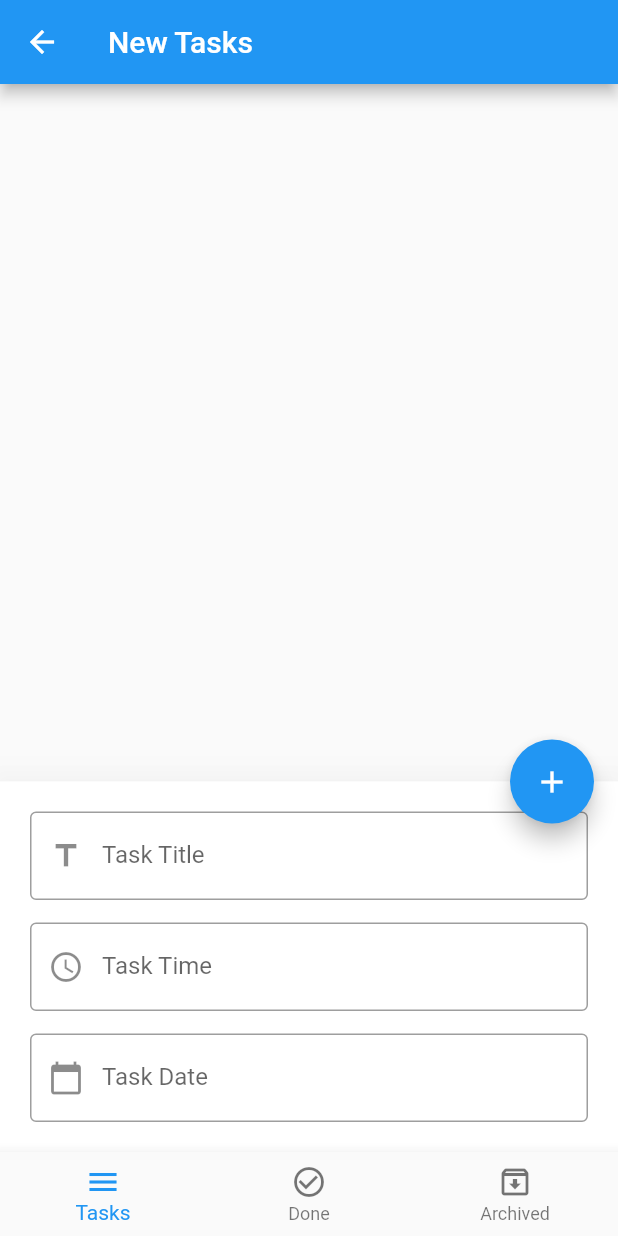
After one commit to HeshamAlads/udemy_flutter, a Flutter app: the screen it shows after launch, after a tap on the "edit" icon, on a phone screen of 412 x 824 dp. The commit adds this screen. Run offline on Flutter 3.47's test engine with Material 2 defaults, Android fonts, the phone set to English and light mode, and no system bars; our stand-ins replace bloc, conditional_builder_null_safety, flutter_bloc, sqflite; accounts and stored records are empty.

Commit message:
legion 5 pro commit

```diff
--- /dev/null
+++ b/lib/layout/home_layout.dart
@@ -0,0 +1,218 @@
+import 'package:conditional_builder_null_safety/conditional_builder_null_safety.dart';
+import 'package:flutter/material.dart';
+import 'package:flutter_bloc/flutter_bloc.dart';
+import 'package:intl/intl.dart';
+import 'package:udemy_flutter/shared/components/components.dart';
+import 'package:udemy_flutter/shared/cubit/cubit.dart';
+import 'package:udemy_flutter/shared/cubit/states.dart';
+
+// 1. create database
+// 2. create tables
+// 3. open database (create object)
+// 4. insert to database
+// 5. get from database
+// 6. update in database
+// 7. delete from database
+
+class HomeLayout extends StatefulWidget {
+  const HomeLayout({super.key});
+
+  @override
+  State<HomeLayout> createState() => _HomeLayoutState();
+}
+
+class _HomeLayoutState extends State<HomeLayout> {
+  var scaffoldKey = GlobalKey<ScaffoldState>();
+
+  var formKey = GlobalKey<FormState>();
+
+  var titleController = TextEditingController();
+
+  var timeController = TextEditingController();
+
+  var dateController = TextEditingController();
+
+  @override
+  Widget build(BuildContext context) {
+    return BlocProvider(
+      create: (BuildContext context) => AppCubit()..createDatabase(),
+      child: BlocConsumer<AppCubit, AppStates>(
+        listener: (BuildContext context, AppStates state) {
+          if (state is AppInsertDatabaseState) {
+            Navigator.pop(context);
+          }
+        },
+        builder: (BuildContext context, AppStates state) {
+          AppCubit cubit = AppCubit.get(context);
+
+          return Scaffold(
+            key: scaffoldKey,
+            appBar: AppBar(
+              title: Text(
+                cubit.titleTasks[cubit.currentIndex],
+              ),
+            ),
+            body: ConditionalBuilder(
+              condition: state is! AppGetDatabaseLoadingState,
+              builder: (context) => cubit.screens[cubit.currentIndex],
+              fallback: (context) =>
+                  const Center(child: CircularProgressIndicator()),
+            ),
+            floatingActionButton: FloatingActionButton(
+              onPressed: () {
+                if (cubit.isBottomSheetShown) {
+                  if (formKey.currentState!.validate()) {
+                    cubit.insertToDatabase(
+                      title: titleController.text,
+                      time: timeController.text,
+                      date: dateController.text,
+                    );
+                  }
+                } else {
+                  scaffoldKey.currentState!
+                      .showBottomSheet(
+                        elevation: 25.0,
+                        (context) => Container(
+                          color: Colors.white,
+                          padding: const EdgeInsets.all(
+                            20.0,
+                          ),
+                          child: Form(
+                            key: formKey,
+                            // autovalidateMode: AutovalidateMode.onUserInteraction,
+                            child: Column(
+                              mainAxisSize: MainAxisSize.min,
+                              children: [
+                                Components.defaultFormField(
+                                  controller: titleController,
+                                  type: TextInputType.text,
+                                  onTap: () {
+                                    ///////////////// المحاضره رقم 89 دقيقة 00:00 ///////////////////////////////////////////////////
+                                    titleController;
+                                    // return null;
+                                  },
+                                  validate: (String value) {
+                                    if (value.isEmpty) {
+                                      return 'Title can\'t be empty';
+                                    }
+                                  },
+                                  label: 'Task Title',
+                                  hint: 'Task Title',
+                                  prefix: Icons.title,
+                                ),
+                                const SizedBox(
+                                  height: 15.0,
+                                ),
+                                Components.defaultFormField(
+                                  controller: timeController,
+                                  type: TextInputType.text,
+                                  onTap: () {
+                                    showTimePicker(
+                                      context: context,
+                                      initialTime: TimeOfDay.now(),
+                                    ).then((value) {
+                                      timeController.text =
+                                          value!.format(context).toString();
+                                      debugPrint(
+                                          value.format(context).toString());
+                                    });
+                                  },
+                                  validate: (String value) {
+                                    if (value.isEmpty) {
+                                      return 'Time can\'t be empty';
+                                    }
+                                  },
+                                  label: 'Task Time',
+                                  hint: 'Task Time',
+                                  prefix: Icons.watch_later_outlined,
+                                ),
+                                const SizedBox(
+                                  height: 15.0,
+                                ),
+                                Components.defaultFormField(
+                                  controller: dateController,
+                                  type: TextInputType.datetime,
+                                  onTap: () {
+                                    showDatePicker(
+                                      context: context,
+                                      initialDate: DateTime.now(),
+                                      firstDate: DateTime.now(),
+                                      lastDate: DateTime.utc(2050),
+                                    ).then((value) {
+                                      dateController.text =
+                                          DateFormat.yMMMMd().format(value!);
+                                      debugPrint(
+                                          DateFormat.yMMMMd().format(value));
+                                    });
+                                  },
+                                  validate: (String value) {
+                                    if (value.isEmpty) {
+                                      return 'Date can\'t be empty';
+                                    }
+                                  },
+                                  label: 'Task Date',
+                                  hint: 'Task Date',
+                                  prefix: Icons.calendar_today,
+                                ),
+                              ],
+                            ),
+                          ),
+                        ),
+                      )
+                      .closed
+                      .then((value) {
+                    cubit.changeBottomSheetState(
+                      isShow: false,
+                      icon: Icons.edit,
+                    );
+                  });
+                  cubit.changeBottomSheetState(
+                    isShow: true,
+                    icon: Icons.add,
+                  );
+                }
+              },
+              // async {
+              //   try {
+              //     String name = await getName();
+              //     debugPrint(name);
+              //     throw ('some error !!!!!!!');
+              //   } catch (error) {
+              //     debugPrint('Error is ${error.toString()}');
+              //   }
+              // },
+              child: Icon(cubit.fabIcon),
+            ),
+            bottomNavigationBar: BottomNavigationBar(
+                type: BottomNavigationBarType.fixed,
+                currentIndex: cubit.currentIndex,
+                onTap: (index) {
+                  cubit.changeIndex(index);
+                },
+                items: const [
+                  BottomNavigationBarItem(
+                      icon: Icon(
+                        Icons.menu,
+                      ),
+                      label: 'Tasks'),
+                  BottomNavigationBarItem(
+                      icon: Icon(
+                        Icons.check_circle_outline,
+                      ),
+                      label: 'Done'),
+                  BottomNavigationBarItem(
+                      icon: Icon(
+                        Icons.archive_outlined,
+                      ),
+                      label: 'Archived'),
+                ]),
+          );
+        },
+      ),
+    );
+  }
+}
+
+// Future<String> getName() async {
+//   return 'hesham alads';
+// }
--- a/lib/main.dart
+++ b/lib/main.dart
@@ -1,7 +1,11 @@
+import 'package:bloc/bloc.dart';
 import 'package:flutter/material.dart';
-import 'package:udemy_flutter/modules/login/login_screen.dart';
+import 'package:udemy_flutter/layout/home_layout.dart';
+import 'package:udemy_flutter/shared/bloc.observer.dart';
 
 void main() {
+  Bloc.observer = MyBlocObserver();
+  // Use cubits...bbb
   runApp(const MyApp());
 }
 
@@ -10,9 +14,9 @@ class MyApp extends StatelessWidget {
 
   @override
   Widget build(BuildContext context) {
-    return const MaterialApp(
+    return MaterialApp(
       debugShowCheckedModeBanner: false,
-      home: LoginScreen(),
+      home: HomeLayout(),
     );
   }
 }
--- a/lib/modules/login/login_screen.dart
+++ b/lib/modules/login/login_screen.dart
@@ -28,8 +28,8 @@ class _LoginScreenState extends State<LoginScreen> {
         child: Center(
           child: SingleChildScrollView(
             child: Form(
-              autovalidateMode: AutovalidateMode.onUserInteraction,
               key: formKey,
+              // autovalidateMode: AutovalidateMode.onUserInteraction,
               child: Column(
                 children: [
                   const Text(
--- /dev/null
+++ b/lib/modules/new_tasks/new_tasks.dart
@@ -0,0 +1,31 @@
+import 'package:flutter/material.dart';
+import 'package:flutter_bloc/flutter_bloc.dart';
+import 'package:udemy_flutter/shared/components/components.dart';
+import 'package:udemy_flutter/shared/components/constants.dart';
+import 'package:udemy_flutter/shared/cubit/cubit.dart';
+import 'package:udemy_flutter/shared/cubit/states.dart';
+
+class NewTasksScreen extends StatelessWidget {
+  const NewTasksScreen({Key? key}) : super(key: key);
+
+  @override
+  Widget build(BuildContext context) {
+    return BlocConsumer<AppCubit, AppStates>(
+      listener: (context, state) {},
+      builder: (context, state) {
+        AppCubit cubit = BlocProvider.of(context);
+        // List<Map> tasks = AppCubit.get(context).tasks;
+        return ListView.separated(
+          itemBuilder: (context, index) =>
+              Components.buildTaskItem(cubit.tasks[index]),
+          separatorBuilder: (context, index) => Container(
+            width: double.infinity,
+            height: 1.0,
+            color: Colors.grey[300],
+          ),
+          itemCount: cubit.tasks.length,
+        );
+      },
+    );
+  }
+}
--- /dev/null
+++ b/lib/shared/cubit/cubit.dart
@@ -0,0 +1,108 @@
+import 'package:flutter/material.dart';
+import 'package:flutter_bloc/flutter_bloc.dart';
+import 'package:sqflite/sqflite.dart';
+import 'package:udemy_flutter/modules/archived_tasks/archived_tasks.dart';
+import 'package:udemy_flutter/modules/done_tasks/done_tasks.dart';
+import 'package:udemy_flutter/modules/new_tasks/new_tasks.dart';
+import 'package:udemy_flutter/shared/cubit/states.dart';
+
+class AppCubit extends Cubit<AppStates> {
+  AppCubit() : super(AppInitialState());
+
+  static AppCubit get(context) => BlocProvider.of(context);
+
+  int currentIndex = 0;
+
+  List<Widget> screens = const [
+    NewTasksScreen(),
+    DoneTasksScreen(),
+    ArchivedTasksScreen(),
+  ];
+
+  List<String> titleTasks = [
+    'New Tasks',
+    'Done Tasks',
+    'Archived Tasks',
+  ];
+
+  Database? database;
+  List<Map> tasks = [];
+
+  void changeIndex(int index) {
+    currentIndex = index;
+    emit(AppChangeBottomNavBarState());
+  }
+
+  void createDatabase() {
+    openDatabase(
+      'todo.db',
+      version: 1,
+      onCreate: (database, version) {
+        // id integer
+        // title string
+        // date string
+        // time string
+        // status string
+        debugPrint('database created');
+        database
+            .execute(
+                'CREATE TABLE tasks (id INTEGER PRIMARY KEY, title TEXT, date TEXT, time TEXT, status TEXT)')
+            .then((value) {
+          debugPrint('table created');
+        }).catchError((error) {
+          debugPrint('Error When Creating Table ${error.toString()} ');
+        });
+      },
+      onOpen: (database) {
+        getDataFromDatabase(database).then((value) {
+          tasks = value;
+          debugPrint('$tasks');
+        });
+        debugPrint('database opened');
+      },
+    ).then((value) {
+      database = value;
+      emit(AppCreateDatabaseState());
+    });
+  }
+
+  Future insertToDatabase({
+    required String title,
+    required String time,
+    required String date,
+  }) async {
+    await database!.transaction((txn) async {
+      txn
+          .rawInsert(
+              'INSERT INTO TASKS(title, date, time, status) VALUES("$title", "$date", "$time", "new")')
+          .then((value) {
+        debugPrint('$value inserted successfully');
+        emit(AppInsertDatabaseState());
+        getDataFromDatabase(database).then((value) {
+          tasks = value;
+          debugPrint('$tasks');
+          emit(AppGetDatabaseState());
+        });
+      }).catchError((error) {
+        debugPrint('Error When Inserting New Record ${error.toString()} ');
+      });
+    });
+  }
+
+  Future<List<Map>> getDataFromDatabase(database) async {
+    emit(AppGetDatabaseLoadingState());
+    return await database.rawQuery("SELECT * FROM tasks");
+  }
+
+  bool isBottomSheetShown = false;
+  IconData fabIcon = Icons.edit;
+
+  void changeBottomSheetState({
+    required bool isShow,
+    required IconData icon,
+  }) {
+    isBottomSheetShown = isShow;
+    fabIcon = icon;
+    emit(AppChangeBottomSheetState());
+  }
+}
--- /dev/null
+++ b/lib/shared/cubit/states.dart
@@ -0,0 +1,15 @@
+abstract class AppStates {}
+
+class AppInitialState extends AppStates {}
+
+class AppChangeBottomNavBarState extends AppStates {}
+
+class AppCreateDatabaseState extends AppStates {}
+
+class AppGetDatabaseLoadingState extends AppStates {}
+
+class AppGetDatabaseState extends AppStates {}
+
+class AppInsertDatabaseState extends AppStates {}
+
+class AppChangeBottomSheetState extends AppStates {}
--- a/pubspec.yaml
+++ b/pubspec.yaml
@@ -36,6 +36,11 @@ dependencies:
   # The following adds the Cupertino Icons font to your application.
   # Use with the CupertinoIcons class for iOS style icons.
   cupertino_icons: ^1.0.5
+  sqflite: ^2.1.0+1
+  intl: ^0.17.0
+  conditional_builder_null_safety: ^0.0.6
+  bloc: ^8.1.0
+  flutter_bloc: ^8.1.1
 
 dev_dependencies:
   flutter_test:
```
Also changed, not shown: lib/modules/archived_tasks/archived_tasks.dart (added, +15 -0 lines), lib/modules/counter/counter_screen.dart (+15 -17 lines), lib/modules/counter/cubit/cubit.dart (added, +20 -0 lines), lib/modules/counter/cubit/states.dart (added, +7 -0 lines), lib/modules/done_tasks/done_tasks.dart (added, +15 -0 lines), lib/shared/bloc.observer.dart (added, +28 -0 lines), lib/shared/components/components.dart (+38 -1 lines), pubspec.lock.
